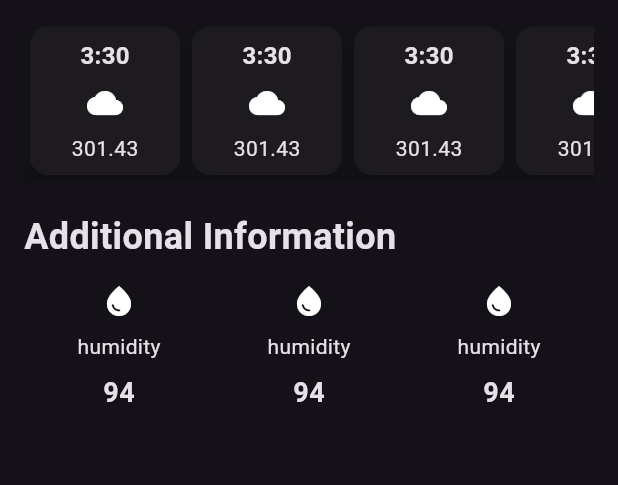
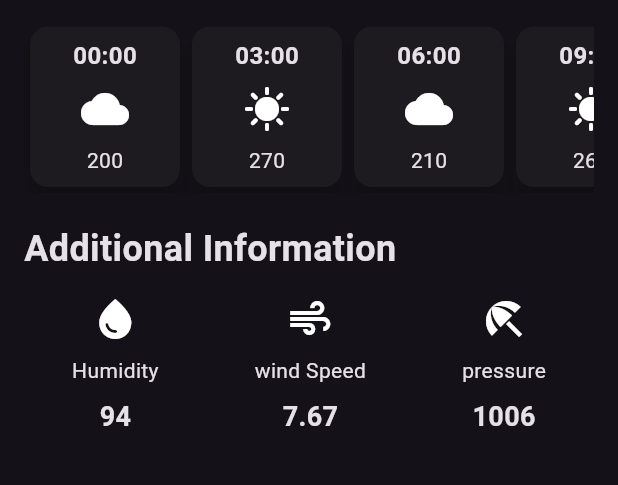
Before and after one commit to danielosi2/weather_app, a Flutter app: the screen it shows after launch, on a phone screen of 412 x 824 dp, the part 482-967 px from its top. Run offline on Flutter 3.47's test engine with Material 3 defaults, Android fonts, the phone set to English and light mode, and no system bars.

Commit message:
optimize widget

```diff
--- a/lib/add_info.dart
+++ b/lib/add_info.dart
@@ -1,24 +1,29 @@
 import 'package:flutter/material.dart';
 
 class AddInfoItem extends StatelessWidget {
-  const AddInfoItem({
-    super.key,
-  });
+  const AddInfoItem({super.key, required this.icon, required this.label, required this.text});
+
+  final IconData icon;
+  final String label;
+  final String text;
 
   @override
   Widget build(BuildContext context) {
     return Column(
       children: [
-        Icon(Icons.water_drop),
-        SizedBox(height: 8),
+        Icon(
+          icon,
+          size: 32,
+        ),
+        const SizedBox(height: 8),
         Text(
-          'humidity',
-          style: TextStyle(fontSize: 14),
+          label,
+          style: const TextStyle(fontSize: 14),
         ),
-        SizedBox(height: 8),
+        const SizedBox(height: 8),
         Text(
-          '94',
-          style: TextStyle(fontWeight: FontWeight.bold, fontSize: 18),
+          text,
+          style: const TextStyle(fontWeight: FontWeight.bold, fontSize: 18),
         ),
       ],
     );
--- a/lib/forecast_item.dart
+++ b/lib/forecast_item.dart
@@ -1,7 +1,10 @@
 import 'package:flutter/material.dart';
 
 class ForeCastItem extends StatelessWidget {
-  const ForeCastItem({super.key});
+  const ForeCastItem({super.key, required this.icon, required this.time, required this.text});
+  final IconData icon;
+  final String time;
+  final String text;
 
   @override
   Widget build(BuildContext context) {
@@ -11,16 +14,19 @@ class ForeCastItem extends StatelessWidget {
         width: 100,
         padding: const EdgeInsets.all(8),
         decoration: BoxDecoration(borderRadius: BorderRadius.circular(10)),
-        child: const Column(
+        child: Column(
           children: [
             Text(
-              '3:30',
-              style: TextStyle(fontSize: 16, fontWeight: FontWeight.bold),
+              time,
+              style: const TextStyle(fontSize: 16, fontWeight: FontWeight.bold),
             ),
-            SizedBox(height: 8),
-            Icon(Icons.cloud),
-            SizedBox(height: 8),
-            Text('301.43')
+            const SizedBox(height: 8),
+            Icon(
+              icon,
+              size: 32,
+            ),
+            const SizedBox(height: 8),
+            Text(text)
           ],
         ),
       ),
--- a/lib/weather_screen.dart
+++ b/lib/weather_screen.dart
@@ -66,11 +66,31 @@ class WeatherScreen extends StatelessWidget {
               scrollDirection: Axis.horizontal,
               child: Row(
                 children: [
-                  ForeCastItem(),
-                  ForeCastItem(),
-                  ForeCastItem(),
-                  ForeCastItem(),
-                  ForeCastItem(),
+                  ForeCastItem(
+                    icon: Icons.cloud,
+                    time: '00:00',
+                    text: '200',
+                  ),
+                  ForeCastItem(
+                    icon: Icons.sunny,
+                    time: '03:00',
+                    text: '270',
+                  ),
+                  ForeCastItem(
+                    icon: Icons.cloud,
+                    time: '06:00',
+                    text: '210',
+                  ),
+                  ForeCastItem(
+                    icon: Icons.sunny,
+                    time: '09:00',
+                    text: '260',
+                  ),
+                  ForeCastItem(
+                    icon: Icons.cloud,
+                    time: '00:00',
+                    text: '200',
+                  ),
                 ],
               ),
             ),
@@ -80,12 +100,24 @@ class WeatherScreen extends StatelessWidget {
               style: TextStyle(fontSize: 24, fontWeight: FontWeight.bold),
             ),
             const SizedBox(height: 14),
-            Row(
+            const Row(
               mainAxisAlignment: MainAxisAlignment.spaceAround,
               children: [
-                AddInfoItem(),
-                AddInfoItem(),
-                AddInfoItem(),
+                AddInfoItem(
+                  icon: Icons.water_drop,
+                  label: 'Humidity',
+                  text: '94',
+                ),
+                AddInfoItem(
+                  icon: Icons.air,
+                  label: 'wind Speed',
+                  text: '7.67',
+                ),
+                AddInfoItem(
+                  icon: Icons.beach_access,
+                  label: 'pressure',
+                  text: '1006',
+                ),
               ],
             )
           ],
```
